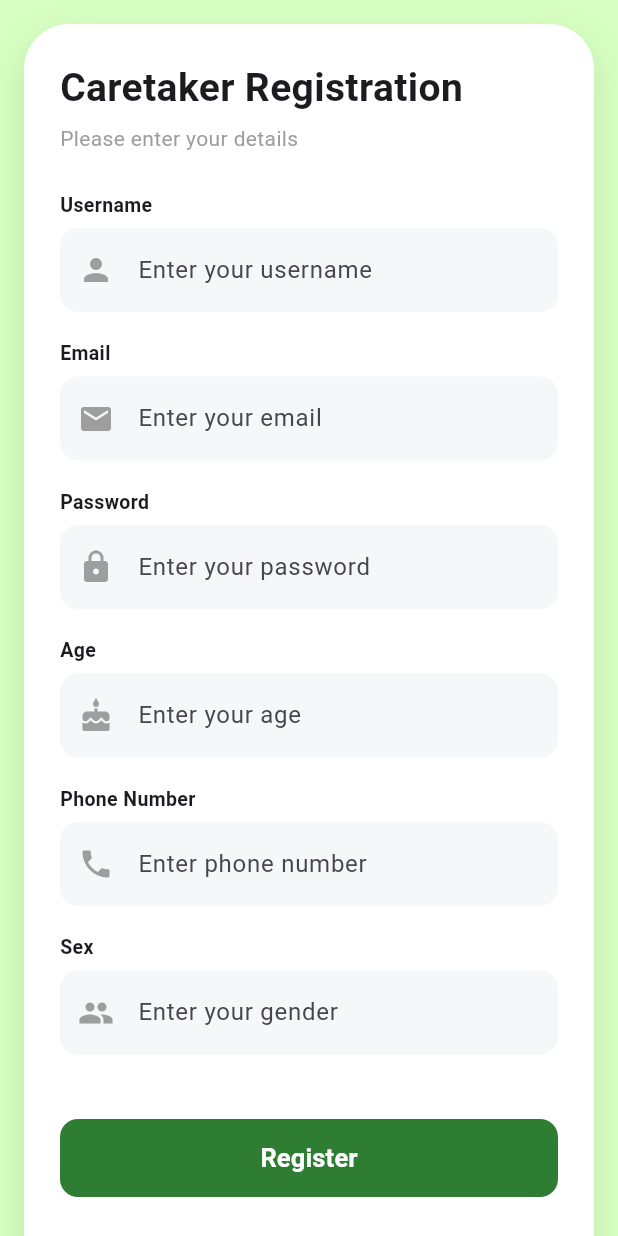
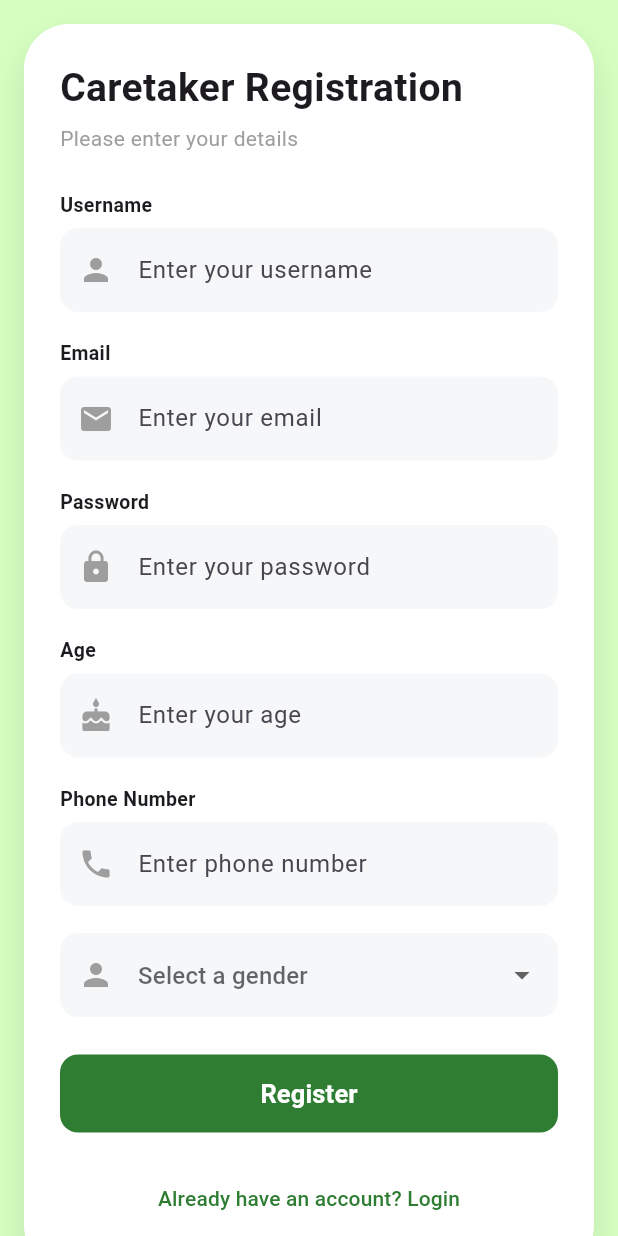
Before and after one commit to afra-mujeeb/RenalGuide-flutter, a Flutter app: the Registerscreen screen opened directly, on a phone screen of 412 x 824 dp. Run offline on Flutter 3.47's test engine with Material 3 defaults, Android fonts, the light colour scheme and no system bars; our stand-ins replace dio.

Commit message:
5/12/2025

```diff
--- a/renalguide/lib/Caretaker/login.dart
+++ b/renalguide/lib/Caretaker/login.dart
@@ -1,4 +1,5 @@
 import 'package:flutter/material.dart';
+import 'package:renalguide/Caretaker/register.dart';
 
 class Loginscreen extends StatefulWidget {
   const Loginscreen({super.key});
@@ -163,7 +164,7 @@
                   Center(
                     child: TextButton(
                       onPressed: () {
-                        Navigator.pop(context);
+                        Navigator.push(context, MaterialPageRoute(builder: (context) => Registerscreen()),);
                       },
                       child: const Text(
                         "Don't have an account? Register",
--- a/renalguide/lib/Caretaker/register.dart
+++ b/renalguide/lib/Caretaker/register.dart
@@ -1,19 +1,59 @@
+import 'package:dio/dio.dart';
 import 'package:flutter/material.dart';
 import 'package:renalguide/Caretaker/login.dart';
 
-class Registerscreen extends StatelessWidget {
-  const Registerscreen({super.key});
+
+String baseurl='http://192.168.1.105:5000';
+Dio dio = Dio();
+class Registerscreen extends StatefulWidget {
+  Registerscreen({super.key});
+
+  @override
+  State<Registerscreen> createState() => _RegisterscreenState();
+}
+
+class _RegisterscreenState extends State<Registerscreen> {
+  final TextEditingController username = TextEditingController();
+
+    final TextEditingController password = TextEditingController();
+
+    final TextEditingController age = TextEditingController();
+
+    final TextEditingController phoneNumber = TextEditingController();
+
+    // final TextEditingController sex = TextEditingController();
+
+    final TextEditingController email = TextEditingController();
+
+    final formKey = GlobalKey<FormState>();
+
+    String? selectedgender;
+
+  Future<void> _register(context) async {
+
+    Map<String, dynamic> data = {
+      'name':username.text,
+      'username':email.text,
+      'password':password.text,
+      'age':age.text,
+      'phonenumber':phoneNumber.text,
+      'sex':selectedgender,
+      'email':email.text,
+
+    };
+    try {
+     final response = await dio.post('$baseurl/UserReg_api' , data:data);
+     if (response.statusCode==200||response.statusCode==201) {
+      Navigator.pop(context);
+     }
+    } catch(e) {
+      print(e);
+    }
+  }
 
   @override
   Widget build(BuildContext context) {
-    final TextEditingController username = TextEditingController();
-    final TextEditingController password = TextEditingController();
-    final TextEditingController age = TextEditingController();
-    final TextEditingController phoneNumber = TextEditingController();
-    final TextEditingController sex = TextEditingController();
-    final TextEditingController email = TextEditingController();
 
-    final formKey = GlobalKey<FormState>();
 
     return Scaffold(
       backgroundColor: const Color(0xFFD6FFC1), // Updated soft green background
@@ -102,13 +142,35 @@
                     isLabelBold: true,
                   ),
 
-                  buildField(
-                    controller: sex,
-                    label: "Sex",
-                    hint: "Enter your gender",
-                    icon: Icons.group,
-                    isLabelBold: true,
-                  ),
+                  // buildField(
+                  //   controller: sex,
+                  //   label: "Sex",
+                  //   hint: "Enter your gender",
+                  //   icon: Icons.group,
+                  //   isLabelBold: true,
+                  // ),
+                  DropdownButtonFormField(
+                    validator: (value) {
+              if (value == null || value.isEmpty) {
+                return "This field is required";
+              }
+              return null;
+            },
+            decoration: InputDecoration(
+              hintText: 'Select a gender',
+              filled: true,
+              fillColor: const Color(0xFFF5F7F9),
+              prefixIcon: Icon(Icons.person, color: Colors.grey),
+              border: OutlineInputBorder(
+                borderRadius: BorderRadius.circular(12),
+                borderSide: BorderSide.none,
+              ),
+            ),
+                    items: ['Male', 'Female'].map((e)=>DropdownMenuItem(child: Text(e),value: e,)).toList(), onChanged: (value){
+                    setState(() {
+                      selectedgender=value;
+                    });
+                  }),
 
                   const SizedBox(height: 25),
 
@@ -126,11 +188,12 @@
                       ),
                       onPressed: () {
                         if (formKey.currentState!.validate()) {
-                          Navigator.push(
-                            context,
-                            MaterialPageRoute(
-                                builder: (_) => const Loginscreen()),
-                          );
+                          // Navigator.push(
+                          //   context,
+                          //   MaterialPageRoute(
+                          //       builder: (_) => const Loginscreen()),
+                          // );
+                          _register(context);
                         }
                       },
                       child: const Text(
--- a/renalguide/lib/main.dart
+++ b/renalguide/lib/main.dart
@@ -51,7 +51,7 @@
         // tested with just a hot reload.
         colorScheme: .fromSeed(seedColor: Colors.deepPurple),
       ),
-      home:HomePage()
+      home:Loginscreen()
     );
   }
 }
--- a/renalguide/pubspec.yaml
+++ b/renalguide/pubspec.yaml
@@ -35,6 +35,7 @@
   # Use with the CupertinoIcons class for iOS style icons.
   cupertino_icons: ^1.0.8
   intl: ^0.20.2
+  dio: ^5.9.0
 
 dev_dependencies:
   flutter_test:
```
Also changed, not shown: renalguide/pubspec.lock.
